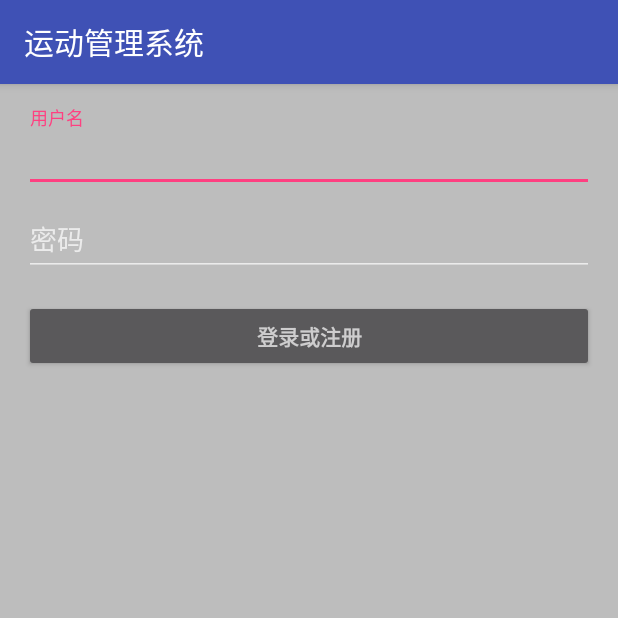
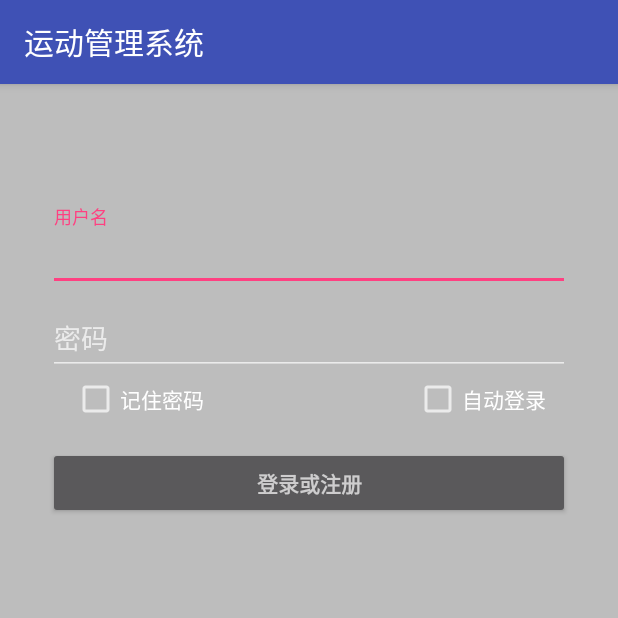
Before and after one commit to Mindyu/StepCount, an Android app: the screen it shows after launch (LoginActivity), on a phone screen of 412 x 824 dp, the top half of it. Run offline under Robolectric (Android 15) with nearby library versions, the phone set to English and light mode, and no system bars; libraries missing offline, so code that uses them is left out: org.litepal; 3 statements that could not run were skipped.

Commit message:
add auto login
Change-Id: I0c93cbab6a33e944b46f36d1fd43c0eceb007f59

```diff
--- a/app/src/main/java/com/mindyu/step/activity/LoginActivity.java
+++ b/app/src/main/java/com/mindyu/step/activity/LoginActivity.java
@@ -7,6 +7,7 @@ import android.app.LoaderManager.LoaderCallbacks;
 import android.content.CursorLoader;
 import android.content.Intent;
 import android.content.Loader;
+import android.content.SharedPreferences;
 import android.content.pm.PackageManager;
 import android.database.Cursor;
 import android.net.Uri;
@@ -23,6 +24,7 @@ import android.view.inputmethod.EditorInfo;
 import android.widget.ArrayAdapter;
 import android.widget.AutoCompleteTextView;
 import android.widget.Button;
+import android.widget.CheckBox;
 import android.widget.EditText;
 import android.widget.TextView;
 
@@ -46,12 +48,20 @@ public class LoginActivity extends AppCompatActivity implements LoaderCallbacks<
     private EditText mPasswordView;
     private View mProgressView;
     private View mLoginFormView;
+    private CheckBox cbRememberPass;
+    private CheckBox autologin;
+    private SharedPreferences sp;
 
     @Override
     protected void onCreate(Bundle savedInstanceState) {
         super.onCreate(savedInstanceState);
         setContentView(R.layout.activity_login);
 
+        initViews();
+        initText();
+    }
+
+    private void initViews() {
         mUserNameView = (AutoCompleteTextView) findViewById(R.id.email);
         populateAutoComplete();
 
@@ -67,6 +77,9 @@ public class LoginActivity extends AppCompatActivity implements LoaderCallbacks<
             }
         });
 
+        cbRememberPass = (CheckBox) findViewById(R.id.cbRememberPass);
+        autologin = (CheckBox) findViewById(R.id.autologin);
+
         Button mNameSignInButton = (Button) findViewById(R.id.email_sign_in_button);
         mNameSignInButton.setOnClickListener(new OnClickListener() {
             @Override
@@ -77,6 +90,30 @@ public class LoginActivity extends AppCompatActivity implements LoaderCallbacks<
 
         mLoginFormView = findViewById(R.id.login_form);
         mProgressView = findViewById(R.id.login_progress);
+    }
+
+    private void initText() {
+        sp = getSharedPreferences("userInfo", 0);
+        String name = sp.getString("USER_NAME", "");
+        String pass = sp.getString("PASSWORD", "");
+
+        boolean choseRemember = sp.getBoolean("cbRememberPass", false);
+        boolean choseAutoLogin = sp.getBoolean("autologin", false);
+        boolean directLogin = sp.getBoolean("directlogin", false);
+
+        mUserNameView.setText(name);
+        //如果上次选了记住密码，那进入登录页面也自动勾选记住密码，并填上用户名和密码
+        if (choseRemember) {
+            mPasswordView.setText(pass);
+            cbRememberPass.setChecked(true);
+
+            //如果上次登录选了自动登录，那进入登录页面也自动勾选自动登录
+            if (choseAutoLogin) {
+                autologin.setChecked(true);
+                if (directLogin)
+                    attemptLogin();
+            }
+        }
     }
 
     private void populateAutoComplete() {
@@ -241,6 +278,18 @@ public class LoginActivity extends AppCompatActivity implements LoaderCallbacks<
             showProgress(false);
 
             if (success) {
+                SharedPreferences.Editor editor = sp.edit();
+                //保存用户名和密码
+                editor.putString("USER_NAME", mName);
+                editor.putString("PASSWORD", mPassword);
+                //是否记住密码
+                editor.putBoolean("cbRememberPass", cbRememberPass.isChecked());
+                //是否自动登录
+                editor.putBoolean("autologin", autologin.isChecked());
+                if (autologin.isChecked())
+                    editor.putBoolean("directlogin", true);
+                editor.commit();
+
                 Intent intent = new Intent(LoginActivity.this, MainActivity.class);
                 Bundle bundle = new Bundle();
                 bundle.putString("username", mName);
--- a/app/src/main/res/layout/activity_login.xml
+++ b/app/src/main/res/layout/activity_login.xml
@@ -2,33 +2,22 @@
     xmlns:tools="http://schemas.android.com/tools"
     android:layout_width="match_parent"
     android:layout_height="match_parent"
-    android:gravity="center_horizontal"
     android:orientation="vertical"
-    android:paddingLeft="@dimen/activity_horizontal_margin"
-    android:paddingTop="@dimen/activity_vertical_margin"
-    android:paddingRight="@dimen/activity_horizontal_margin"
-    android:paddingBottom="@dimen/activity_vertical_margin"
+    android:padding="@dimen/activity_horizontal_margin"
     android:background="@color/grey"
     tools:context=".activity.LoginActivity">
-
-    <!-- Login progress -->
-    <ProgressBar
-        android:id="@+id/login_progress"
-        style="?android:attr/progressBarStyleLarge"
-        android:layout_width="wrap_content"
-        android:layout_height="wrap_content"
-        android:layout_marginBottom="8dp"
-        android:visibility="gone" />
 
     <ScrollView
         android:id="@+id/login_form"
         android:layout_width="match_parent"
-        android:layout_height="match_parent">
+        android:layout_height="wrap_content"
+        android:layout_marginTop="50dp">
 
         <LinearLayout
             android:id="@+id/email_login_form"
             android:layout_width="match_parent"
             android:layout_height="wrap_content"
+            android:layout_margin="@dimen/activity_horizontal_margin"
             android:orientation="vertical">
 
             <android.support.design.widget.TextInputLayout
@@ -63,6 +52,28 @@
 
             </android.support.design.widget.TextInputLayout>
 
+            <RelativeLayout
+                android:layout_width="match_parent"
+                android:layout_height="wrap_content"
+                android:orientation="horizontal"
+                android:layout_marginHorizontal="@dimen/activity_horizontal_margin">
+                <CheckBox
+                    android:id="@+id/cbRememberPass"
+                    android:layout_width="wrap_content"
+                    android:layout_height="wrap_content"
+                    android:layout_alignParentLeft="true"
+                    android:layout_alignParentTop="true"
+                    android:text="记住密码" />
+
+                <CheckBox
+                    android:id="@+id/autologin"
+                    android:layout_width="wrap_content"
+                    android:layout_height="wrap_content"
+                    android:layout_alignParentRight="true"
+                    android:layout_alignParentTop="true"
+                    android:text="自动登录" />
+            </RelativeLayout>
+
             <Button
                 android:id="@+id/email_sign_in_button"
                 style="?android:textAppearanceSmall"
@@ -74,4 +85,14 @@
 
         </LinearLayout>
     </ScrollView>
+
+    <!-- Login progress -->
+    <ProgressBar
+        android:id="@+id/login_progress"
+        style="?android:attr/progressBarStyleLarge"
+        android:layout_width="wrap_content"
+        android:layout_height="wrap_content"
+        android:layout_margin="@dimen/activity_horizontal_margin"
+        android:visibility="gone" />
+
 </LinearLayout>
--- a/app/src/main/res/layout/item.xml
+++ b/app/src/main/res/layout/item.xml
@@ -4,13 +4,13 @@
     android:layout_height="wrap_content"
     android:background="#FFFFFF"
     android:orientation="horizontal"
-    android:padding="10dp">
+    android:padding="@dimen/activity_horizontal_margin">
 
     <TextView
         android:id="@+id/tv_date"
         android:layout_width="wrap_content"
         android:layout_height="wrap_content"
-        android:layout_marginLeft="50dp"
+        android:layout_marginLeft="40dp"
         android:text="TextView"
         android:layout_weight="1"
         android:textSize="18sp"
@@ -20,7 +20,7 @@
         android:id="@+id/tv_step"
         android:layout_width="wrap_content"
         android:layout_height="wrap_content"
-        android:layout_marginRight="50dp"
+        android:layout_marginRight="40dp"
         android:textSize="18sp"
         android:text="TextView"
         android:textColor="#000000" />
```
Also changed, not shown: app/src/main/java/com/mindyu/step/activity/UserActivity.java (+28 -1 lines), app/src/main/res/layout/activity_user.xml (+8 -3 lines).
